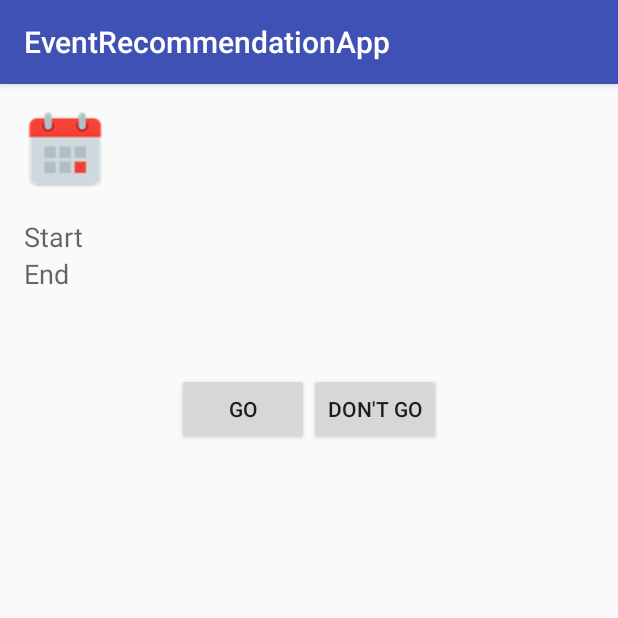
After one commit to ALFREDProject/EventRecommendationApp, an Android app: the EventDetailsActivity screen opened directly, with no data from a screen before it, on a phone screen of 412 x 824 dp, the top half of it. The commit adds this screen. Run offline under Robolectric (Android 15) with nearby library versions, the phone set to English and light mode, and no system bars.

Commit message:
Display recommendation

```diff
--- a/app/build.gradle
+++ b/app/build.gradle
@@ -24,7 +24,7 @@ dependencies {
     testCompile 'junit:junit:4.12'
     compile 'com.android.support:appcompat-v7:23.1.1'
     compile 'com.android.support:design:23.1.1'
-
+    compile 'com.google.code.gson:gson:2.2.4'
     compile 'eu.alfred.personalassistant.sharedlibrary:PersonalAssistantShared-debug@aar'
 }
 
--- /dev/null
+++ b/app/src/main/java/alfred/eu/eventrecommendationapp/EventDetailsActivity.java
@@ -0,0 +1,24 @@
+package alfred.eu.eventrecommendationapp;
+
+import android.support.v7.app.AppCompatActivity;
+import android.os.Bundle;
+import android.view.View;
+import android.widget.Toast;
+
+public class EventDetailsActivity extends AppCompatActivity {
+
+  @Override
+  protected void onCreate(Bundle savedInstanceState) {
+    super.onCreate(savedInstanceState);
+    setContentView(R.layout.activity_event_details);
+  }
+
+
+  public void onClickGo(View v) {
+    Toast.makeText(EventDetailsActivity.this, "Go!", Toast.LENGTH_SHORT).show();
+  }
+
+  public void onClickDontGo(View v) {
+    Toast.makeText(EventDetailsActivity.this, "Don't go!", Toast.LENGTH_SHORT).show();
+  }
+}
--- /dev/null
+++ b/app/src/main/res/layout/activity_event_details.xml
@@ -0,0 +1,95 @@
+<?xml version="1.0" encoding="utf-8"?>
+<RelativeLayout
+    xmlns:android="http://schemas.android.com/apk/res/android"
+    xmlns:tools="http://schemas.android.com/tools"
+    android:layout_width="match_parent"
+    android:layout_height="match_parent"
+    android:paddingBottom="@dimen/activity_vertical_margin"
+    android:paddingLeft="@dimen/activity_horizontal_margin"
+    android:paddingRight="@dimen/activity_horizontal_margin"
+    android:paddingTop="@dimen/activity_vertical_margin"
+    tools:context="alfred.eu.eventrecommendationapp.EventDetailsActivity"
+    >
+
+    <ImageView
+        android:layout_width="wrap_content"
+        android:layout_height="wrap_content"
+        android:id="@+id/imageView2"
+        android:layout_alignParentTop="true"
+        android:layout_alignParentStart="true"
+        android:src="@drawable/recommendation_ico"/>
+
+    <TextView
+        android:layout_width="wrap_content"
+        android:layout_height="wrap_content"
+        android:textAppearance="?android:attr/textAppearanceMedium"
+        android:id="@+id/textViewTitle"
+        android:layout_alignBottom="@+id/imageView2"
+        android:layout_toEndOf="@+id/imageView2"/>
+
+    <TextView
+        android:layout_width="wrap_content"
+        android:layout_height="wrap_content"
+        android:id="@+id/textViewDate"
+        android:layout_below="@+id/textViewTitle"
+        android:layout_alignStart="@+id/textViewTitle"/>
+
+    <TextView
+        android:layout_width="wrap_content"
+        android:layout_height="wrap_content"
+        android:textAppearance="?android:attr/textAppearanceMedium"
+        android:text="@string/start"
+        android:id="@+id/textViewStart"
+        android:layout_below="@+id/textViewDate"
+        android:layout_alignParentStart="true"/>
+
+    <TextView
+        android:layout_width="wrap_content"
+        android:layout_height="wrap_content"
+        android:textAppearance="?android:attr/textAppearanceMedium"
+        android:text="@string/end"
+        android:id="@+id/textViewEnd"
+        android:layout_below="@+id/textViewStart"
+        android:layout_alignParentStart="true"/>
+
+    <TextView
+        android:layout_width="wrap_content"
+        android:layout_height="wrap_content"
+        android:id="@+id/textViewStartInfo"
+        android:layout_alignBottom="@+id/textViewStart"
+        android:layout_toEndOf="@+id/textViewStart"
+        android:layout_marginLeft="5dp"/>
+
+    <TextView
+        android:layout_width="wrap_content"
+        android:layout_height="wrap_content"
+        android:id="@+id/textViewEndInfo"
+        android:layout_alignBottom="@+id/textViewEnd"
+        android:layout_toEndOf="@+id/textViewEnd"
+        android:layout_marginLeft="5dp"/>
+
+    <LinearLayout
+        android:orientation="horizontal"
+        android:layout_width="match_parent"
+        android:layout_height="wrap_content"
+        android:layout_below="@+id/textViewEnd"
+        android:layout_alignParentStart="true"
+        android:layout_marginTop="54dp"
+        android:gravity="center|center_horizontal"
+        >
+
+        <Button
+            android:layout_width="wrap_content"
+            android:layout_height="wrap_content"
+            android:text="@string/go"
+            android:id="@+id/buttonGo"
+            android:onClick="onClickGo"/>
+
+        <Button
+            android:layout_width="wrap_content"
+            android:layout_height="wrap_content"
+            android:text="@string/DontGo"
+            android:id="@+id/buttonDontGo"
+            android:onClick="onClickDontGo"/>
+    </LinearLayout>
+</RelativeLayout>
--- a/app/src/main/res/values/strings.xml
+++ b/app/src/main/res/values/strings.xml
@@ -2,4 +2,8 @@
     <string name="app_name">EventRecommendationApp</string>
     <string name="action_settings">Settings</string>
     <string name="tap_to_view">Tap to view</string>
+    <string name="start">Start</string>
+    <string name="end">End</string>
+    <string name="go">Go</string>
+    <string name="DontGo">Don\'t go</string>
 </resources>
```
Also changed, not shown: app/src/main/AndroidManifest.xml (+10 -6 lines), app/src/main/java/alfred/eu/eventrecommendationapp/MainActivity.java (+56 -8 lines), app/src/main/java/alfred/eu/eventrecommendationapp/SomeoneIsGoingActivity.java (added, +13 -0 lines), app/src/main/res/layout/activity_someone_is_going.xml (added, +13 -0 lines), 1 other file.
